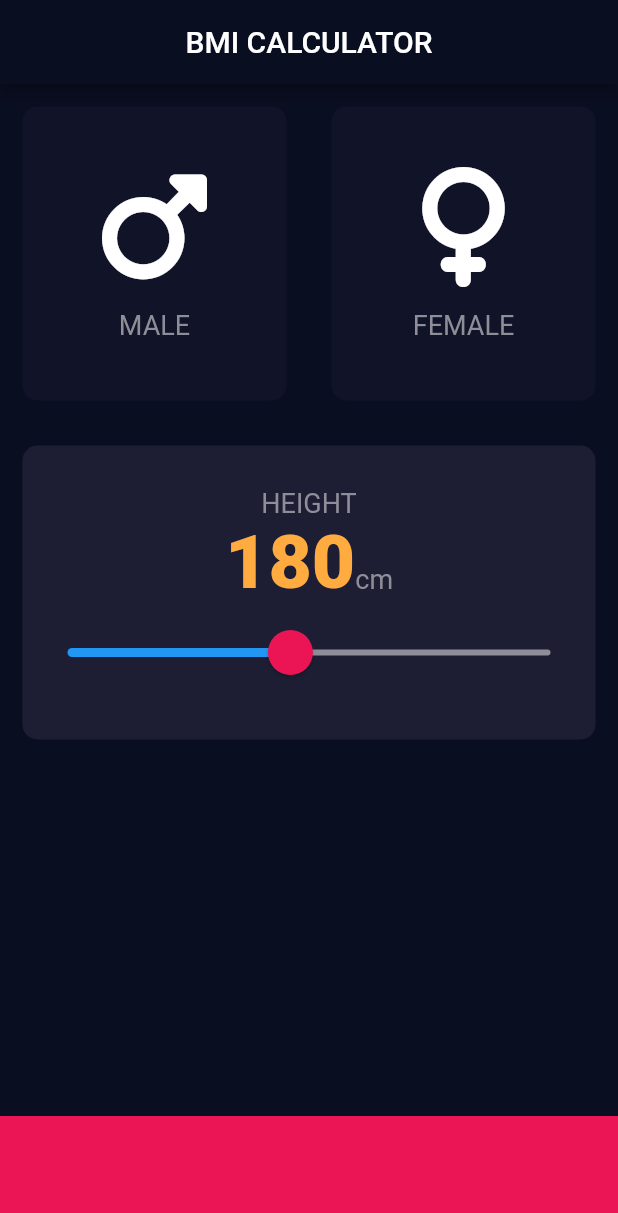
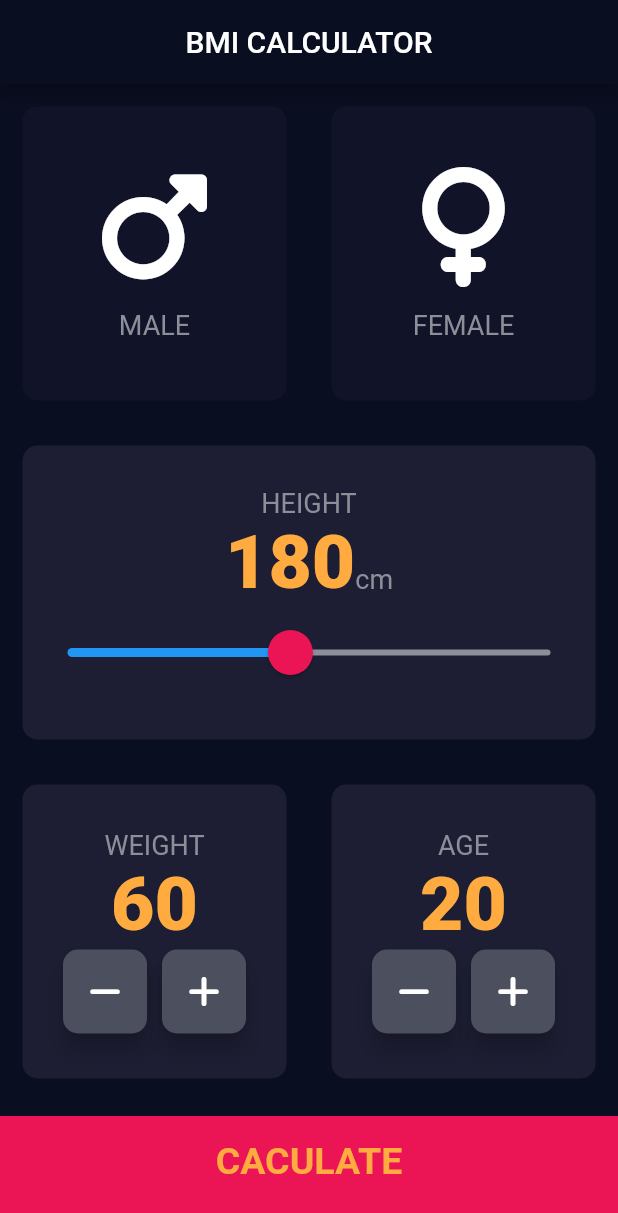
Before and after one commit to Feijai/flutterApp, a Flutter app: the screen it shows after launch, on a phone screen of 412 x 824 dp. Shown: the top 1213 px of the screen. Run offline on Flutter 3.47's test engine with Material 2 defaults, Android fonts, the phone set to English and light mode, and no system bars; our stand-ins replace audioplayers, font_awesome_flutter, rflutter_alert.

Commit message:
完成簡單ｂｍｉ功能

```diff
--- /dev/null
+++ b/lib/calculator_brain.dart
@@ -0,0 +1,36 @@
+import 'dart:math';
+
+class CalculatorBrain {
+  CalculatorBrain({required this.height,required this.weight});
+
+  final int height;
+  final int weight;
+
+  late double bmi = weight /  pow(height/100,2);
+
+  String calculateBMI(){
+    return bmi.toStringAsFixed(1);
+  }
+
+  String getResult() {
+    if (bmi>=25){
+      return 'Overweight';
+    }else if (bmi > 18.5){
+      return 'Normal';
+    }else {
+      return 'Underweight';
+    }
+  }
+
+  String getInterpretation() {
+    if (bmi>=25){
+      return 'You have a higher than normal body weight. Try to exercise more.';
+    }else if (bmi > 18.5){
+      return 'You have a normal body weight. Good job!';
+    }else {
+      return 'You have a lower than normal body weight. You can eat a bit more.';
+    }
+
+  }
+
+}
--- /dev/null
+++ b/lib/components/bottom_bottom.dart
@@ -0,0 +1,33 @@
+import 'package:flutter/material.dart';
+
+import '../constants.dart';
+
+class BottomBottom extends StatelessWidget {
+  BottomBottom({required this.onTap, required this.buttonTitle});
+
+  final void Function()? onTap;
+  final String buttonTitle;
+
+  @override
+  Widget build(BuildContext context) {
+    return GestureDetector(
+      onTap: onTap,
+      // {
+      //   Navigator.push(context,
+      //       MaterialPageRoute(builder: (context) => ResultsPage()));
+      // },
+      child: Container(
+        color: bottomContainerColour,
+        margin: EdgeInsets.only(top: 10.0),
+        width: double.infinity,
+        height: bottomContainerHeight,
+        padding: EdgeInsets.only(bottom: 20.0),
+        child: Center(
+            child: Text(
+              buttonTitle,
+              style: largeButtonTextStyle,
+            )),
+      ),
+    );
+  }
+}
--- a/lib/icon_content.dart
+++ b/lib/components/icon_content.dart
@@ -1,5 +1,5 @@
 import 'package:flutter/material.dart';
-import 'constants.dart';
+import '../constants.dart';
 
 class IconContent extends StatelessWidget {
   IconContent(
--- /dev/null
+++ b/lib/components/round_icon_button.dart
@@ -0,0 +1,26 @@
+
+import 'package:flutter/material.dart';
+
+class RoundIconButton extends StatelessWidget {
+  final IconData icon;
+  final Function onPressed;
+  RoundIconButton({required this.icon, required this.onPressed});
+
+  @override
+  Widget build(BuildContext context) {
+    return RawMaterialButton(
+      onPressed: () {
+        onPressed();
+      },
+      elevation: 6,
+      constraints: const BoxConstraints.tightFor(
+        width: 56.0,
+        height: 56.0,
+      ),
+      shape: RoundedRectangleBorder(borderRadius: BorderRadius.circular(10.0)),
+      // shape: CircleBorder(),
+      fillColor: Color(0xFF4C4F5E),
+      child: Icon(icon),
+    );
+  }
+}
--- a/lib/input_page.dart
+++ /dev/null
@@ -1,144 +0,0 @@
-import 'package:flutter/material.dart';
-import 'package:font_awesome_flutter/font_awesome_flutter.dart';
-import 'icon_content.dart';
-import 'reusable_card.dart';
-import 'constants.dart';
-
-enum Gender { male, female }
-
-class InputPage extends StatefulWidget {
-  @override
-  _InputPageState createState() => _InputPageState();
-}
-
-class _InputPageState extends State<InputPage> {
-  // Color maleCardColor = inactiveCardColour;
-  // Color femaleCardColour = inactiveCardColour;
-  //
-  // void updateColor(Gender selectedGender) {
-  //   selectedGender == Gender.male && maleCardColor == inactiveCardColour
-  //       ? maleCardColor = activeCardColor
-  //       : maleCardColor = inactiveCardColour;
-  //   selectedGender == Gender.female && femaleCardColour == inactiveCardColour
-  //       ? femaleCardColour = activeCardColor
-  //       : femaleCardColour = inactiveCardColour;
-  // }
-
-  Gender? selectedGender;
-  int height = 180;
-
-  @override
-  Widget build(BuildContext context) {
-    return Scaffold(
-        appBar: AppBar(
-          title: const Center(
-            child: Text('BMI CALCULATOR'),
-          ),
-        ),
-        body: Column(
-          crossAxisAlignment: CrossAxisAlignment.stretch,
-          children: <Widget>[
-            Expanded(
-                child: Row(
-              children: <Widget>[
-                Expanded(
-                  child: ReusableCard(
-                    selectedGender == Gender.male
-                        ? activeCardColor
-                        : inactiveCardColour,
-                    IconContent(FontAwesomeIcons.mars, 'MALE'),
-                    () {
-                      setState(() {
-                        selectedGender = Gender.male;
-                      });
-                    },
-                  ),
-                ),
-                Expanded(
-                  child: ReusableCard(
-                    selectedGender == Gender.female
-                        ? activeCardColor
-                        : inactiveCardColour,
-                    IconContent(FontAwesomeIcons.venus, 'FEMALE'),
-                    () {
-                      setState(() {
-                        selectedGender = Gender.female;
-                      });
-                    },
-                  ),
-                )
-              ],
-            )),
-            Expanded(
-              child: ReusableCard(
-                  activeCardColor,
-                  Column(
-                    mainAxisAlignment: MainAxisAlignment.center,
-                    children: <Widget>[
-                      Text(
-                        'HEIGHT',
-                        style: textStyle,
-                      ),
-                      Row(
-                        mainAxisAlignment: MainAxisAlignment.center,
-                        crossAxisAlignment: CrossAxisAlignment.baseline,
-                        textBaseline: TextBaseline.alphabetic,
-                        children: <Widget>[
-                          Text(
-                            height.toString(),
-                            style: numberTextStyle,
-                          ),
-                          Text(
-                            'cm',
-                            style: textStyle,
-                          )
-                        ],
-                      ),
-                      SliderTheme(
-                        data: SliderTheme.of(context).copyWith(
-                          inactiveTrackColor: const Color(0xFF8D8E98),
-                          activeTickMarkColor: Colors.white,
-                          thumbColor: const Color(0xFFEB1555),
-                          overlayColor: const Color(0x29EB1555),
-                          thumbShape: const RoundSliderThumbShape(enabledThumbRadius: 15.0),
-                          overlayShape: const RoundSliderOverlayShape(overlayRadius: 30.0)
-                        ),
-                        child: Slider(
-                          value:height.toDouble(),
-                          min: 120.0,
-                          max: 250.0,
-                          onChanged: (double newValue) {
-                            setState(() {
-                              height=newValue.toInt();
-                            });
-                          },
-                        ),
-                      )
-                    ],
-                  ),
-                  () {}),
-            ),
-            Expanded(
-              child: Row(
-                children: <Widget>[
-                  // Expanded(
-                  //   child: ReusableCard(activeCardColor,
-                  //       IconContent(FontAwesomeIcons.venus, 'FEMALE')),
-                  // ),
-                  // Expanded(
-                  //   child: ReusableCard(activeCardColor,
-                  //       IconContent(FontAwesomeIcons.venus, 'FEMALE')),
-                  // )
-                ],
-              ),
-            ),
-            Container(
-              color: bottomContainerColour,
-              margin: EdgeInsets.only(top: 10.0),
-              width: double.infinity,
-              height: bottomContainerHeight,
-            )
-          ],
-        ));
-  }
-}
--- a/lib/main.dart
+++ b/lib/main.dart
@@ -1,5 +1,5 @@
 import 'package:flutter/material.dart';
-import 'input_page.dart';
+import 'screens/input_page.dart';
 
 void main() => runApp(BMICalculator());
 
--- /dev/null
+++ b/lib/screens/input_page.dart
@@ -0,0 +1,240 @@
+import 'package:flutter/material.dart';
+import 'package:flutter_app/components/round_icon_button.dart';
+import 'package:flutter_app/screens/results_page.dart';
+import 'package:font_awesome_flutter/font_awesome_flutter.dart';
+import '../components/bottom_bottom.dart';
+import '../components/icon_content.dart';
+import '../components/reusable_card.dart';
+import '../constants.dart';
+import '../calculator_brain.dart';
+
+enum Gender { male, female }
+
+class InputPage extends StatefulWidget {
+  @override
+  _InputPageState createState() => _InputPageState();
+}
+
+class _InputPageState extends State<InputPage> {
+  // Color maleCardColor = inactiveCardColour;
+  // Color femaleCardColour = inactiveCardColour;
+  //
+  // void updateColor(Gender selectedGender) {
+  //   selectedGender == Gender.male && maleCardColor == inactiveCardColour
+  //       ? maleCardColor = activeCardColor
+  //       : maleCardColor = inactiveCardColour;
+  //   selectedGender == Gender.female && femaleCardColour == inactiveCardColour
+  //       ? femaleCardColour = activeCardColor
+  //       : femaleCardColour = inactiveCardColour;
+  // }
+
+  Gender? selectedGender;
+  int height = 180;
+  int weight = 60;
+  int age = 20;
+  @override
+  Widget build(BuildContext context) {
+    return Scaffold(
+        appBar: AppBar(
+          title: const Center(
+            child: Text('BMI CALCULATOR'),
+          ),
+        ),
+        body: Column(
+          crossAxisAlignment: CrossAxisAlignment.stretch,
+          children: <Widget>[
+            Expanded(
+                child: Row(
+              children: <Widget>[
+                Expanded(
+                  child: ReusableCard(
+                    selectedGender == Gender.male
+                        ? activeCardColor
+                        : inactiveCardColour,
+                    IconContent(FontAwesomeIcons.mars, 'MALE'),
+                    () {
+                      setState(() {
+                        selectedGender = Gender.male;
+                      });
+                    },
+                  ),
+                ),
+                Expanded(
+                  child: ReusableCard(
+                    selectedGender == Gender.female
+                        ? activeCardColor
+                        : inactiveCardColour,
+                    IconContent(FontAwesomeIcons.venus, 'FEMALE'),
+                    () {
+                      setState(() {
+                        selectedGender = Gender.female;
+                      });
+                    },
+                  ),
+                )
+              ],
+            )),
+            Expanded(
+              child: ReusableCard(
+                  activeCardColor,
+                  Column(
+                    mainAxisAlignment: MainAxisAlignment.center,
+                    children: <Widget>[
+                      Text(
+                        'HEIGHT',
+                        style: textStyle,
+                      ),
+                      Row(
+                        mainAxisAlignment: MainAxisAlignment.center,
+                        crossAxisAlignment: CrossAxisAlignment.baseline,
+                        textBaseline: TextBaseline.alphabetic,
+                        children: <Widget>[
+                          Text(
+                            height.toString(),
+                            style: numberTextStyle,
+                          ),
+                          Text(
+                            'cm',
+                            style: textStyle,
+                          )
+                        ],
+                      ),
+                      SliderTheme(
+                        data: SliderTheme.of(context).copyWith(
+                            inactiveTrackColor: const Color(0xFF8D8E98),
+                            activeTickMarkColor: Colors.white,
+                            thumbColor: const Color(0xFFEB1555),
+                            overlayColor: const Color(0x29EB1555),
+                            thumbShape: const RoundSliderThumbShape(
+                                enabledThumbRadius: 15.0),
+                            overlayShape: const RoundSliderOverlayShape(
+                                overlayRadius: 30.0)),
+                        child: Slider(
+                          value: height.toDouble(),
+                          min: 120.0,
+                          max: 250.0,
+                          onChanged: (double newValue) {
+                            setState(() {
+                              height = newValue.toInt();
+                            });
+                          },
+                        ),
+                      )
+                    ],
+                  ),
+                  () {}),
+            ),
+            Expanded(
+              child: Row(
+                children: <Widget>[
+                  Expanded(
+                    child: ReusableCard(
+                        activeCardColor,
+                        Column(
+                          mainAxisAlignment: MainAxisAlignment.center,
+                          children: <Widget>[
+                            Text(
+                              'WEIGHT',
+                              style: textStyle,
+                            ),
+                            Text(
+                              weight.toString(),
+                              style: numberTextStyle,
+                            ),
+                            Row(
+                              mainAxisAlignment: MainAxisAlignment.center,
+                              children: <Widget>[
+                                RoundIconButton(
+                                  icon: FontAwesomeIcons.minus,
+                                  onPressed: () {
+                                    setState(() {
+                                      weight--;
+                                    });
+                                  },
+                                ),
+                                SizedBox(
+                                  width: 10.0,
+                                ),
+                                // FloatingActionButton(
+                                //     child: Icon(Icons.add),onPressed: (){})
+                                RoundIconButton(
+                                  icon: FontAwesomeIcons.plus,
+                                  onPressed: () {
+                                    setState(() {
+                                      weight++;
+                                    });
+                                  },
+                                ),
+                              ],
+                            )
+                          ],
+                        ),
+                        () {}),
+                  ),
+                  Expanded(
+                    child: ReusableCard(
+                        activeCardColor,
+                        Column(
+                          mainAxisAlignment: MainAxisAlignment.center,
+                          children: <Widget>[
+                            Text(
+                              'AGE',
+                              style: textStyle,
+                            ),
+                            Text(
+                              age.toString(),
+                              style: numberTextStyle,
+                            ),
+                            Row(
+                              mainAxisAlignment: MainAxisAlignment.center,
+                              children: <Widget>[
+                                RoundIconButton(
+                                  icon: FontAwesomeIcons.minus,
+                                  onPressed: () {
+                                    setState(() {
+                                      age--;
+                                    });
+                                  },
+                                ),
+                                SizedBox(
+                                  width: 10.0,
+                                ),
+                                // FloatingActionButton(
+                                //     child: Icon(Icons.add),onPressed: (){})
+                                RoundIconButton(
+                                  icon: FontAwesomeIcons.plus,
+                                  onPressed: () {
+                                    setState(() {
+                                      age++;
+                                    });
+                                  },
+                                ),
+                              ],
+                            )
+                          ],
+                        ),
+                        () {}),
+                  )
+                ],
+              ),
+            ),
+            BottomBottom(
+                buttonTitle: 'CACULATE',
+                onTap: () {
+                  CalculatorBrain calc =
+                      CalculatorBrain(height: height, weight: weight);
+                  Navigator.push(
+                    context,
+                    MaterialPageRoute(
+                      builder: (context) => ResultsPage(
+                        bmiResult: calc.calculateBMI(),
+                        resultText: calc.getResult(),
+                        interpretation: calc.getInterpretation(),
+                      ),
+                    ),
+                  );
+                })
+          ],
+        ));
+  }
+}
--- a/pubspec.yaml
+++ b/pubspec.yaml
@@ -11,7 +11,7 @@ dependencies:
   flutter:
     sdk: flutter
   cupertino_icons: ^1.0.2
-  audioplayers: any
+#  audioplayers: any
   rflutter_alert: ^2.0.4
   font_awesome_flutter: ^10.3.0
 
```
Also changed, not shown: lib/constants.dart (+25 -0 lines), lib/screens/results_page.dart (added, +67 -0 lines), lib/components/reusable_card.dart (renamed from lib/reusable_card.dart), pubspec.lock, 2 other files.
